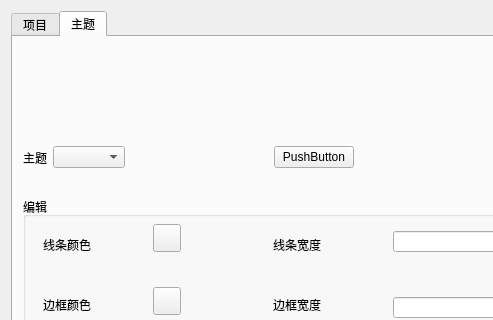
qiuzhiqian/TimeKiller, file setting.ui: the form before one commit; both pictures show x 0 to 493 and y 0 to 320 of the 785 by 550 pixel window.
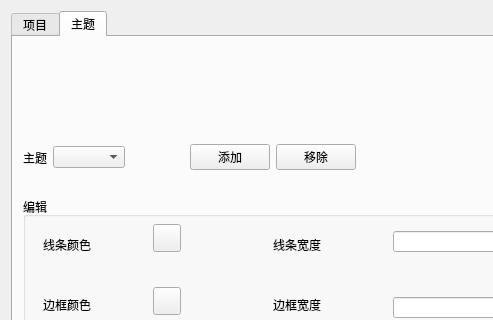
The form after the commit. The open tabs and pages were chosen to show the change.

Commit message: 添加移除task列表项的功能,添加轮询显示task列表

The edit to the form file:
```diff
--- a/setting.ui
+++ b/setting.ui
@@ -205,7 +205,7 @@
         <rect>
          <x>10</x>
          <y>100</y>
-         <width>331</width>
+         <width>333</width>
          <height>41</height>
         </rect>
        </property>
@@ -236,7 +236,14 @@
         <item>
          <widget class="QPushButton" name="pushButton_2">
           <property name="text">
-           <string>PushButton</string>
+           <string>添加</string>
+          </property>
+         </widget>
+        </item>
+        <item>
+         <widget class="QPushButton" name="pushButton">
+          <property name="text">
+           <string>移除</string>
           </property>
          </widget>
         </item>
```
Left out of the diff: 2 changed lines with no effect on the pictures. The commit also changes 8 other files.
